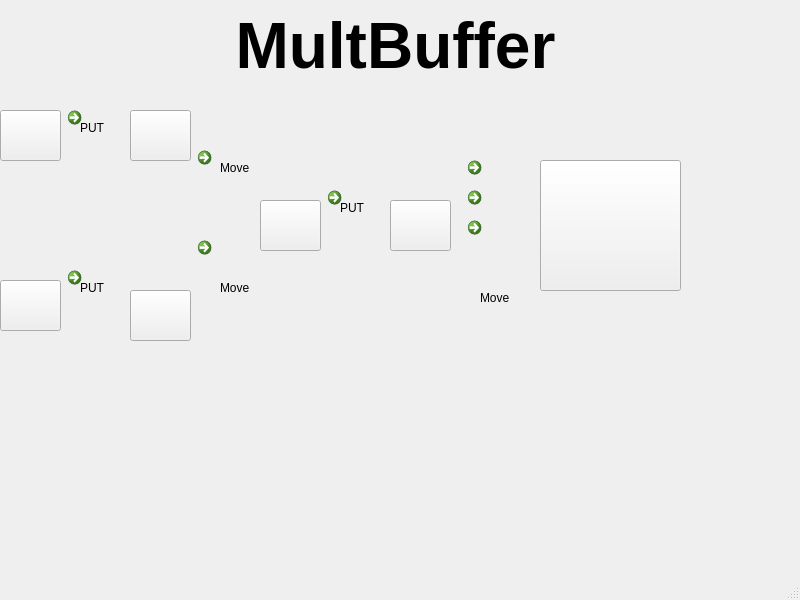
Above: mainwindow.ui from Cpt11/QT_multBuffer before the change. Below: the same form after it.
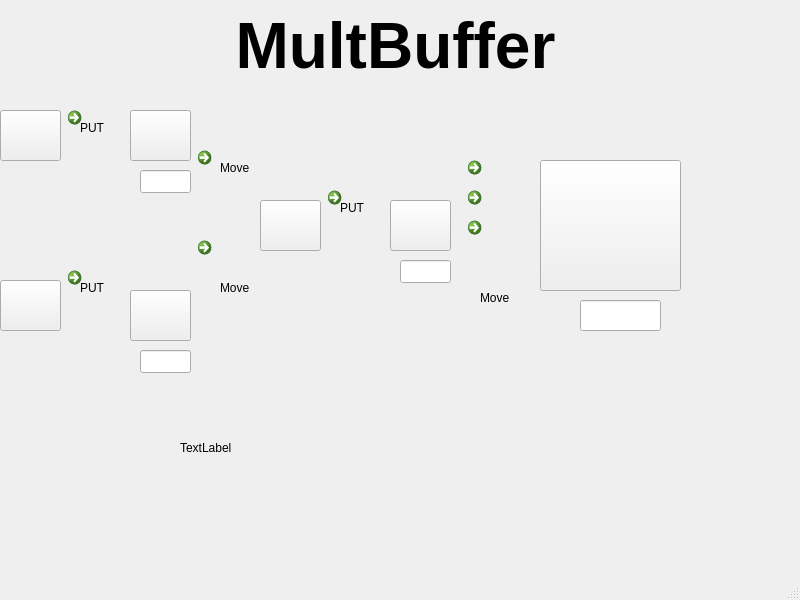
That is the form after the change. Icons and pictures are not drawn.

The edit to the form file:
```diff
--- a/mainwindow.ui
+++ b/mainwindow.ui
@@ -482,6 +482,59 @@
      <pixmap resource="p.qrc">:/chelun.png</pixmap>
     </property>
    </widget>
+   <widget class="QLineEdit" name="Box2lineEdit">
+    <property name="geometry">
+     <rect>
+      <x>140</x>
+      <y>350</y>
+      <width>51</width>
+      <height>23</height>
+     </rect>
+    </property>
+   </widget>
+   <widget class="QLineEdit" name="Box1lineEdit">
+    <property name="geometry">
+     <rect>
+      <x>140</x>
+      <y>170</y>
+      <width>51</width>
+      <height>23</height>
+     </rect>
+    </property>
+   </widget>
+   <widget class="QLineEdit" name="Box3lineEdit">
+    <property name="geometry">
+     <rect>
+      <x>400</x>
+      <y>260</y>
+      <width>51</width>
+      <height>23</height>
+     </rect>
+    </property>
+   </widget>
+   <widget class="QLineEdit" name="CarrierlineEdit">
+    <property name="geometry">
+     <rect>
+      <x>580</x>
+      <y>300</y>
+      <width>81</width>
+      <height>31</height>
+     </rect>
+    </property>
+   </widget>
+   <widget class="QLabel" name="label_8">
+    <property name="geometry">
+     <rect>
+      <x>180</x>
+      <y>440</y>
+      <width>54</width>
+      <height>16</height>
+     </rect>
+    </property>
+    <property name="text">
+     <string>TextLabel</string>
+    </property>
+   </widget>
   </widget>
   <widget class="QStatusBar" name="statusbar"/>
  </widget>
```
